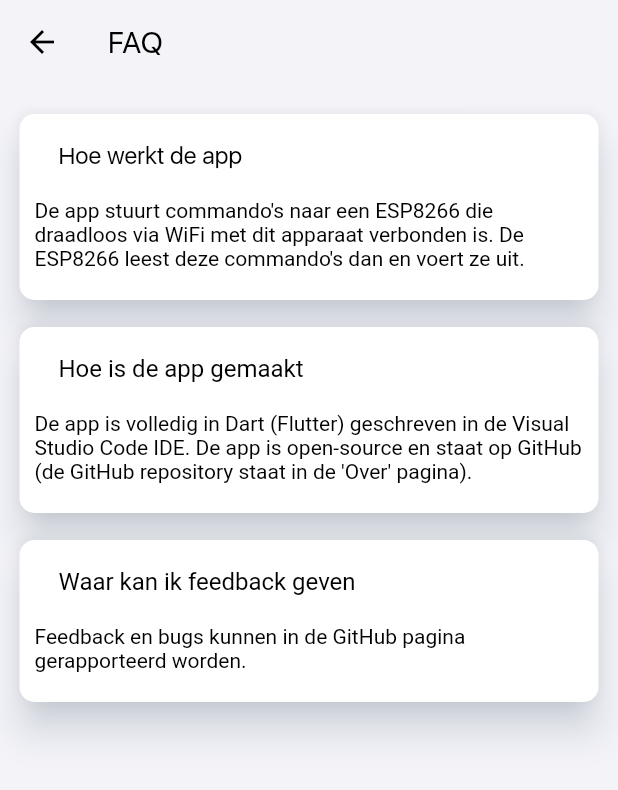
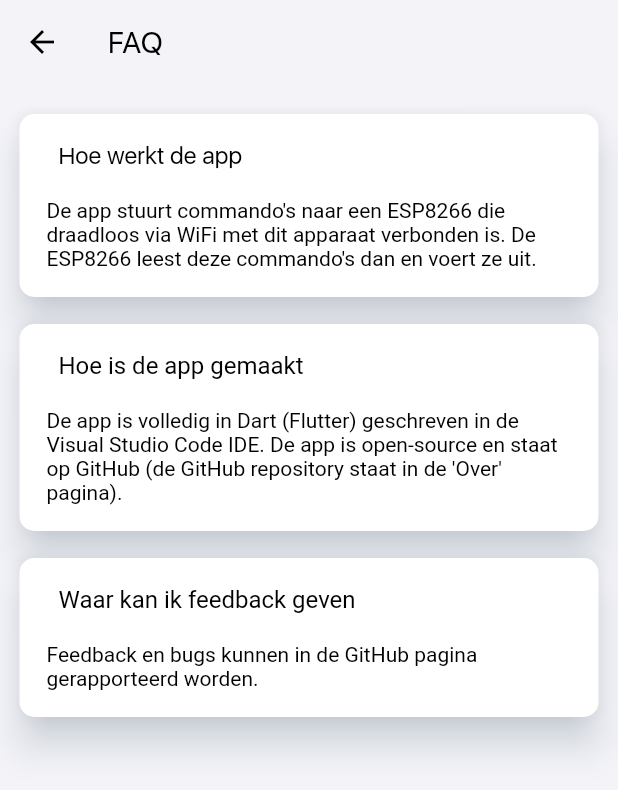
Before and after one commit to MrBananaPants/StarTracker, a Flutter app: the FAQPage screen opened directly, on a phone screen of 412 x 824 dp. Shown: the top 790 px of the screen. Run offline on Flutter 3.47's test engine with Material 2 defaults, Android fonts, the phone set to English and light mode, and no system bars; our stand-ins replace geolocator; missing offline and left inert: condition.

Commit message:
UI improvements

```diff
--- a/lib/FAQPage.dart
+++ b/lib/FAQPage.dart
@@ -66,7 +66,7 @@ class BodyOfFAQPageState extends State<FAQPage> {
                             ),
                           ),
                           Padding(
-                            padding: const EdgeInsets.fromLTRB(0, 0, 0, 20),
+                            padding: const EdgeInsets.fromLTRB(8, 0, 8, 18),
                             child: Text(
                               "De app stuurt commando's naar een ESP8266 die draadloos via WiFi met dit apparaat verbonden is. De ESP8266 leest deze commando's dan en voert ze uit.",
                               style: TextStyle(
@@ -101,7 +101,7 @@ class BodyOfFAQPageState extends State<FAQPage> {
                             ),
                           ),
                           Padding(
-                            padding: const EdgeInsets.fromLTRB(0, 0, 0, 20),
+                            padding: const EdgeInsets.fromLTRB(8, 0, 8, 18),
                             child: Text(
                               "De app is volledig in Dart (Flutter) geschreven in de Visual Studio Code IDE. De app is open-source en staat op GitHub (de GitHub repository staat in de 'Over' pagina).",
                               style: TextStyle(
@@ -136,7 +136,7 @@ class BodyOfFAQPageState extends State<FAQPage> {
                             ),
                           ),
                           Padding(
-                            padding: const EdgeInsets.fromLTRB(0, 0, 0, 20),
+                            padding: const EdgeInsets.fromLTRB(8, 0, 8, 18),
                             child: Text(
                               "Feedback en bugs kunnen in de GitHub pagina gerapporteerd worden.",
                               style: TextStyle(
```
